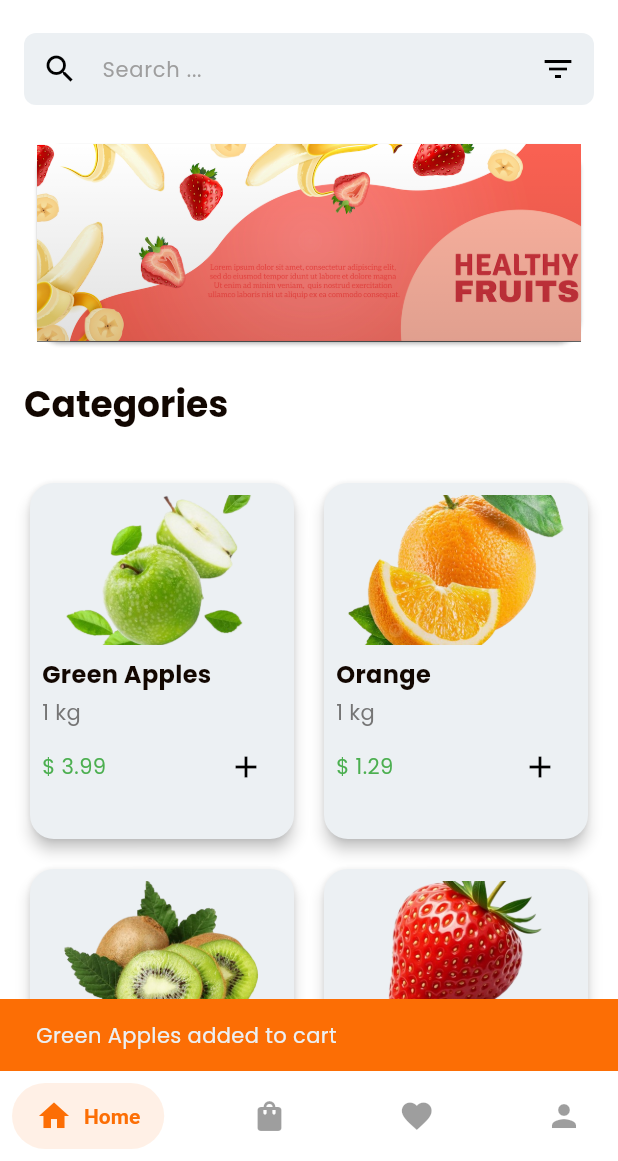
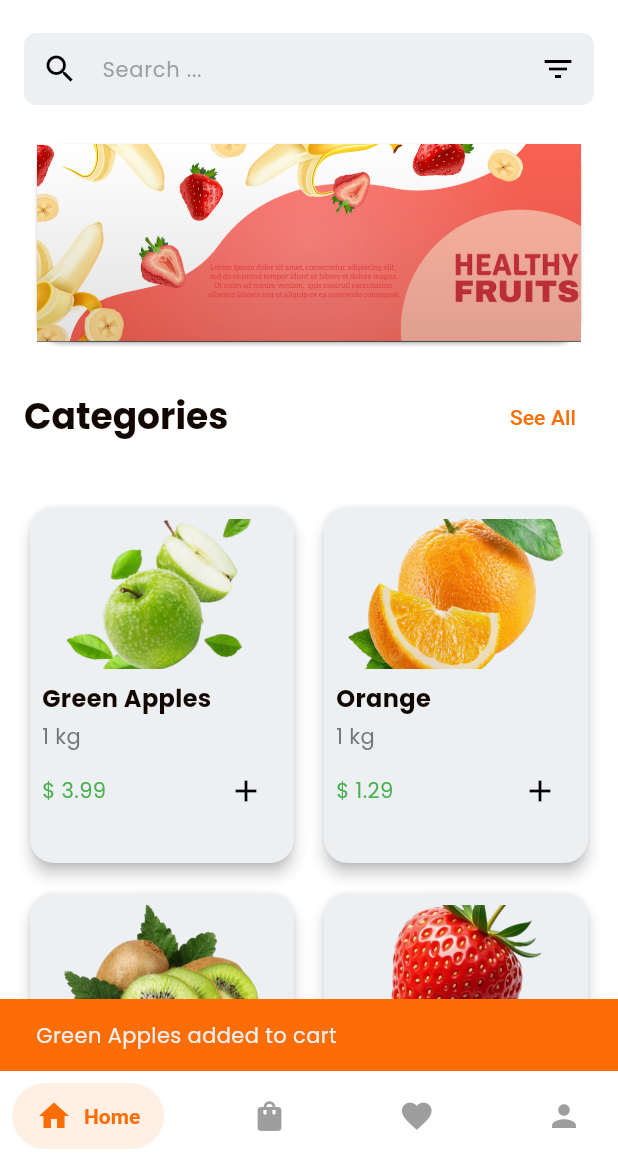
Before and after one commit to GitheTrunk/grocery, a Flutter app: the screen it shows after launch, after a tap on the "add" icon, on a phone screen of 412 x 824 dp, the part 75-1236 px from its top. Run offline on Flutter 3.47's test engine with Material 3 defaults, Android fonts, the light colour scheme and no system bars; drawn by our look-alikes of carousel_slider, salomon_bottom_bar; our stand-ins replace get, google_fonts.

Commit message:
add catagories and modify some on homescreen

```diff
--- a/lib/main.dart
+++ b/lib/main.dart
@@ -1,5 +1,6 @@
 import 'package:flutter/material.dart';
 import 'package:get/get.dart';
+import 'package:grocery/views/categories.dart';
 import 'package:grocery/views/favorite_screen.dart';
 import 'package:grocery/views/home_screen.dart';
 import 'package:grocery/themes/theme.dart';
@@ -22,6 +23,7 @@ void main() {
         '/favorite': (context) => const FavoriteScreen(),
         '/profile': (context) => const ProfileScreen(),
         '/notifications': (context) => const NotificationScreen(),
+        '/categories': (context) => const Categories(),
       },
     ),
   );
--- /dev/null
+++ b/lib/views/categories.dart
@@ -0,0 +1,10 @@
+import 'package:flutter/material.dart';
+
+class Categories extends StatelessWidget {
+  const Categories({super.key});
+
+  @override
+  Widget build(BuildContext context) {
+    return Scaffold(appBar: AppBar(title: Text('Categories')));
+  }
+}
--- a/lib/views/home_screen.dart
+++ b/lib/views/home_screen.dart
@@ -49,9 +49,20 @@ class _HomeScreenState extends State<HomeScreen> {
             SliverToBoxAdapter(
               child: Padding(
                 padding: const EdgeInsets.all(16.0),
-                child: Text(
-                  'Categories',
-                  style: Theme.of(context).textTheme.headlineSmall,
+                child: Row(
+                  mainAxisAlignment: MainAxisAlignment.spaceBetween,
+                  children: [
+                    Text(
+                      'Categories',
+                      style: Theme.of(context).textTheme.headlineSmall,
+                    ),
+                    TextButton(
+                      onPressed: () {
+                        Navigator.pushNamed(context, '/categories');
+                      },
+                      child: const Text('See All'),
+                    ),
+                  ],
                 ),
               ),
             ),
--- a/lib/widgets/product/product_card.dart
+++ b/lib/widgets/product/product_card.dart
@@ -48,7 +48,6 @@ class ProductCard extends StatelessWidget {
             const SizedBox(height: 2.0),
             Row(
               mainAxisAlignment: MainAxisAlignment.spaceBetween,
-
               children: [
                 Text(
                   '\$ $productPrice',
--- a/lib/widgets/product/product_grid.dart
+++ b/lib/widgets/product/product_grid.dart
@@ -21,16 +21,17 @@ class ProductGrid extends StatelessWidget {
       itemBuilder: (context, index) {
         final product = products[index];
         return ProductCard(
-          image: product['image'],
-          productName: product['productName'],
-          productPrice: product['productPrice'],
-          productUnit: product['productUnit'],
+          image: product['image']!,
+          productName: product['productName']!,
+          productPrice: product['productPrice']!,
+          productUnit: product['productUnit']!,
           onAddToCart: () async {
             await Future.delayed(const Duration(milliseconds: 300));
             if (context.mounted) {
               ScaffoldMessenger.of(context).showSnackBar(
                 SnackBar(
                   backgroundColor: Theme.of(context).colorScheme.primary,
+                  duration: const Duration(seconds: 1),
                   content: Text('${product['productName']} added to cart'),
                 ),
               );
```
